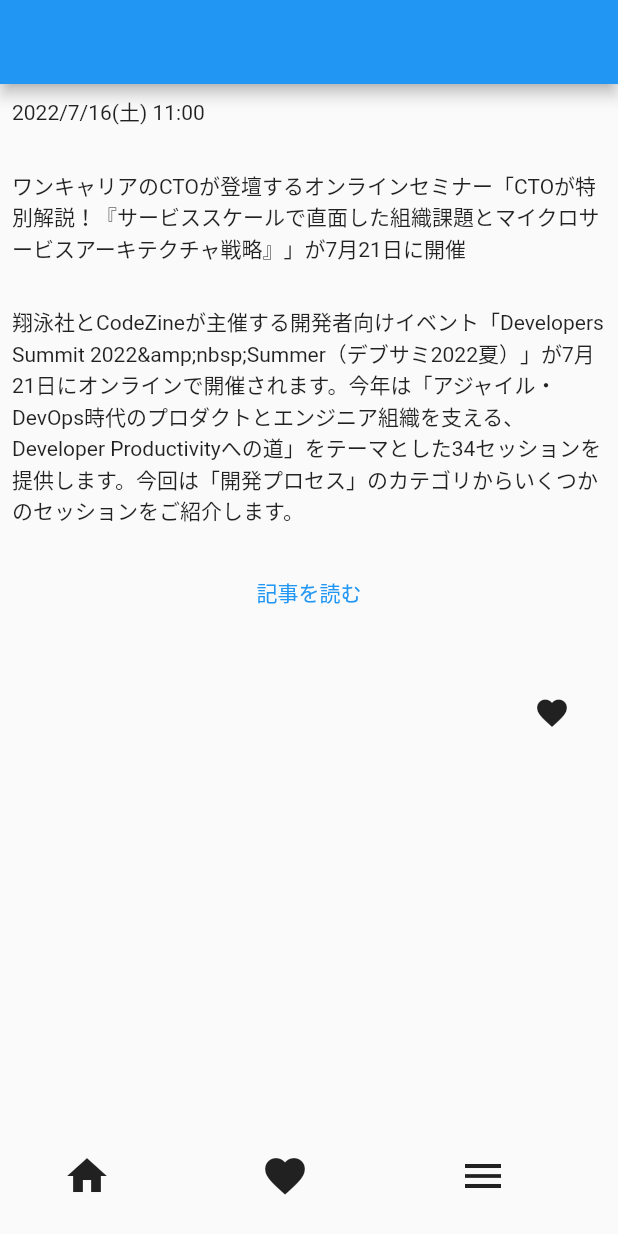
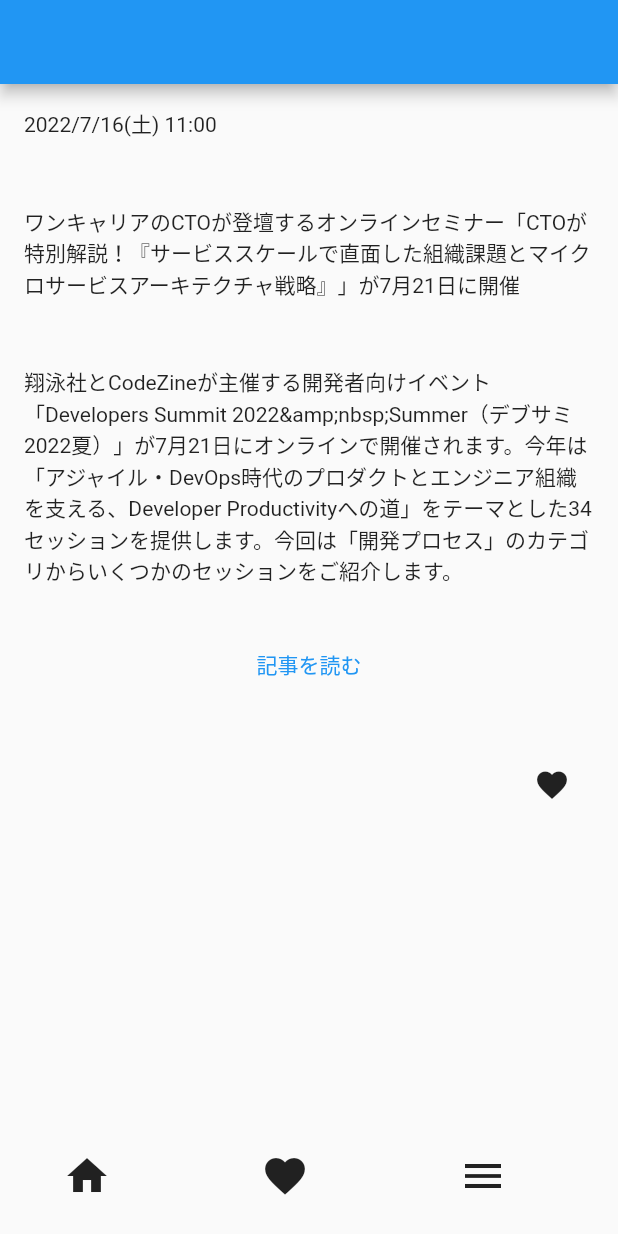
Before and after one commit to aki-moon/TechNewsConcierge-mobile, a Flutter app: the screen it shows after launch, on a phone screen of 412 x 824 dp. Run offline on Flutter 3.47's test engine with Material 2 defaults, Android fonts, the phone set to English and light mode, and no system bars.

Commit message:
レイアウトの修正

```diff
--- a/lib/main.dart
+++ b/lib/main.dart
@@ -27,9 +27,10 @@
         'ワンキャリアのCTOが登壇するオンラインセミナー「CTOが特別解説！『サービススケールで直面した組織課題とマイクロサービスアーキテクチャ戦略』」が7月21日に開催',
         '翔泳社とCodeZineが主催する開発者向けイベント「Developers Summit 2022&amp;nbsp;Summer（デブサミ2022夏）」が7月21日にオンラインで開催されます。今年は「アジャイル・DevOps時代のプロダクトとエンジニア組織を支える、Developer Productivityへの道」をテーマとした34セッションを提供します。今回は「開発プロセス」のカテゴリからいくつかのセッションをご紹介します。',
         'http://codezine.jp/article/detail/16206');
-    return Column(children: [
+    return Column(
+      children: [
         Padding(
-        padding: const EdgeInsets.all(8.0),
+          padding: const EdgeInsets.all(16),
           child: Align(
             alignment: Alignment.topLeft,
             child: Text(article.publishDate),
@@ -39,7 +40,7 @@
           height: 12,
         ),
         Padding(
-        padding: const EdgeInsets.all(8.0),
+          padding: const EdgeInsets.all(16),
           child: Text(
             article.title,
           ),
@@ -48,7 +49,7 @@
           height: 12,
         ),
         Padding(
-        padding: const EdgeInsets.all(8.0),
+          padding: const EdgeInsets.all(16),
           child: Text(
             article.description,
           ),
@@ -70,7 +71,8 @@
             ),
           ),
         )
-    ]);
+      ],
+    );
   }
 
   Widget _floatingActionButton() {
@@ -93,6 +95,8 @@
               size: 32,
             )
           ],
-            )));
+        ),
+      ),
+    );
   }
 }
```
Lines whose indentation alone changed are shown as unchanged.
